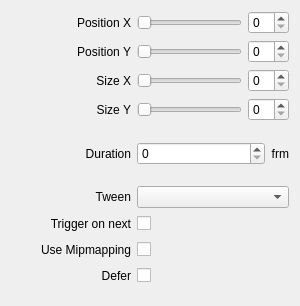
The window that src/Widgets/Inspector/InspectorFillWidget.ui (CasparCG/client) describes before a commit, drawn with Qt 5.
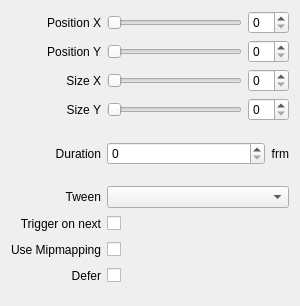
The same window after the commit.

Commit message: Remove minimumSize constraint from labels

What changed in the file:
```diff
--- a/src/Widgets/Inspector/InspectorFillWidget.ui
+++ b/src/Widgets/Inspector/InspectorFillWidget.ui
@@ -22,12 +22,6 @@
    </property>
    <item row="0" column="0">
     <widget class="QLabel" name="labelPositionX">
-     <property name="minimumSize">
-      <size>
-       <width>120</width>
-       <height>0</height>
-      </size>
-     </property>
      <property name="text">
       <string>Position X</string>
      </property>
@@ -38,12 +32,6 @@
    </item>
    <item row="5" column="0">
     <widget class="QLabel" name="labelEasing">
-     <property name="minimumSize">
-      <size>
-       <width>120</width>
-       <height>0</height>
-      </size>
-     </property>
      <property name="text">
       <string>Tween</string>
      </property>
@@ -54,12 +42,6 @@
    </item>
    <item row="7" column="0">
     <widget class="QLabel" name="labelUseMipmap">
-     <property name="minimumSize">
-      <size>
-       <width>120</width>
-       <height>0</height>
-      </size>
-     </property>
      <property name="text">
       <string>Use Mipmapping</string>
      </property>
@@ -70,12 +52,6 @@
    </item>
    <item row="3" column="0">
     <widget class="QLabel" name="labelScaleY">
-     <property name="minimumSize">
-      <size>
-       <width>120</width>
-       <height>0</height>
-      </size>
-     </property>
      <property name="text">
       <string>Size Y</string>
      </property>
@@ -140,12 +116,6 @@
    </item>
    <item row="6" column="0">
     <widget class="QLabel" name="labelTriggerOnNext">
-     <property name="minimumSize">
-      <size>
-       <width>120</width>
-       <height>0</height>
-      </size>
-     </property>
      <property name="text">
       <string>Trigger on next</string>
      </property>
@@ -163,12 +133,6 @@
    </item>
    <item row="4" column="0">
     <widget class="QLabel" name="labelTransitionDuration">
-     <property name="minimumSize">
-      <size>
-       <width>120</width>
-       <height>0</height>
-      </size>
-     </property>
      <property name="text">
       <string>Duration</string>
      </property>
@@ -189,12 +153,6 @@
    </item>
    <item row="1" column="0">
     <widget class="QLabel" name="labelPositionY">
-     <property name="minimumSize">
-      <size>
-       <width>120</width>
-       <height>0</height>
-      </size>
-     </property>
      <property name="text">
       <string>Position Y</string>
      </property>
@@ -205,12 +163,6 @@
    </item>
    <item row="2" column="0">
     <widget class="QLabel" name="labelScaleX">
-     <property name="minimumSize">
-      <size>
-       <width>120</width>
-       <height>0</height>
-      </size>
-     </property>
      <property name="text">
       <string>Size X</string>
      </property>
@@ -244,12 +196,6 @@
    </item>
    <item row="8" column="0">
     <widget class="QLabel" name="labelDefer">
-     <property name="minimumSize">
-      <size>
-       <width>120</width>
-       <height>0</height>
-      </size>
-     </property>
      <property name="text">
       <string>Defer</string>
      </property>
```
The commit also changes 53 other files.
